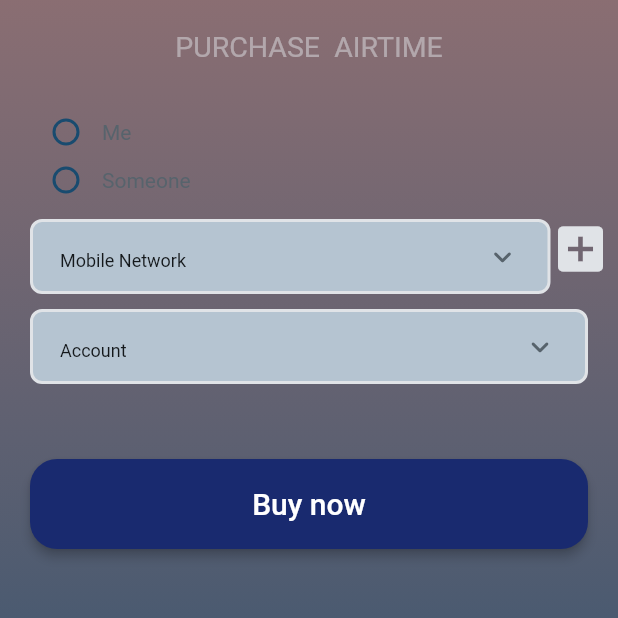
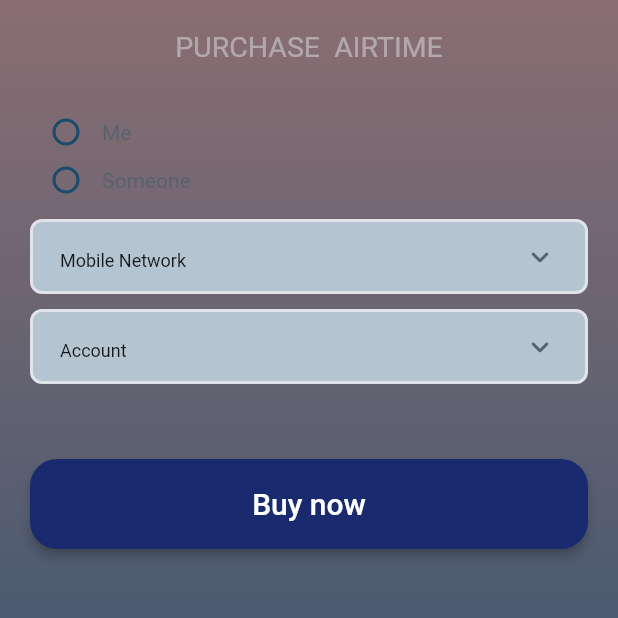
Before and after one commit to Sbongslany/rank, a Flutter app: the AirtimeWidget screen opened by its route, on a phone screen of 412 x 824 dp, the part 153-771 px from its top. Run offline on Flutter 3.47's test engine with Material 3 defaults, Android fonts, the phone set to English and light mode, and no system bars; drawn by our look-alikes of auto_size_text; our stand-ins replace badges, cached_network_image, carousel_slider, dropdown_button2, equatable, file_picker and 16 more; missing offline and left inert: json_path, mime_type, webview_flutter_android, webviewx_plus; accounts and stored records are empty; Roboto replaces fonts that are missing (Readex Pro).

Commit message:
Updating to latest FlutterFlow output.

```diff
--- a/lib/pages/pay_pouch/purchase/airtime/airtime_widget.dart
+++ b/lib/pages/pay_pouch/purchase/airtime/airtime_widget.dart
@@ -248,7 +248,7 @@ class _AirtimeWidgetState extends State<AirtimeWidget>
                   Flexible(
                     child: Padding(
                       padding:
-                          const EdgeInsetsDirectional.fromSTEB(20.0, 10.0, 0.0, 0.0),
+                          const EdgeInsetsDirectional.fromSTEB(20.0, 10.0, 20.0, 0.0),
                       child: FlutterFlowDropDown<String>(
                         controller: _model.mobileNetworkValueController1 ??=
                             FormFieldController<String>(null),
@@ -276,14 +276,6 @@ class _AirtimeWidgetState extends State<AirtimeWidget>
                         isSearchable: false,
                         isMultiSelect: false,
                       ),
-                    ),
-                  ),
-                  Padding(
-                    padding: const EdgeInsetsDirectional.fromSTEB(0.0, 0.0, 5.0, 0.0),
-                    child: Icon(
-                      Icons.add_box,
-                      color: FlutterFlowTheme.of(context).alternate,
-                      size: 40.0,
                     ),
                   ),
                 ],
```
